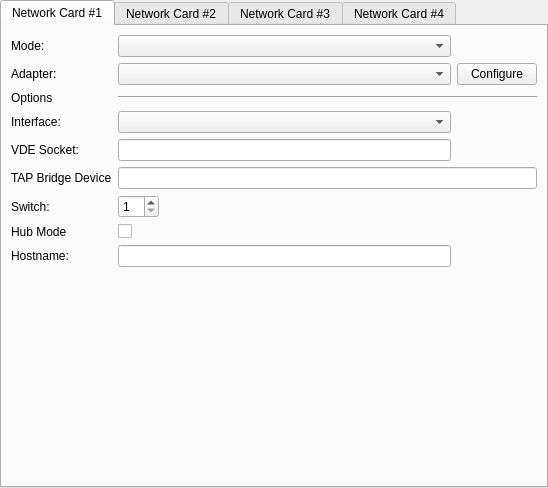
First picture: the form in src/qt/qt_settingsnetwork.ui, repository 86Box/86Box, before the edit.
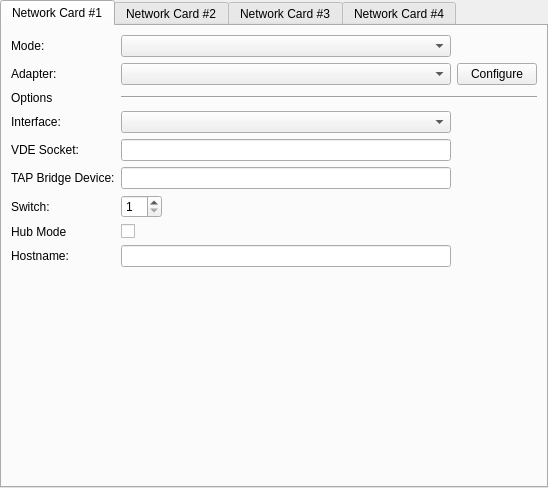
Second picture: the form after the edit.

Commit message:
Qt: Fix up the TAP bridge device option
Also add its string to translation files

What changed in the file:
```diff
--- a/src/qt/qt_settingsnetwork.ui
+++ b/src/qt/qt_settingsnetwork.ui
@@ -158,11 +158,11 @@
        <item row="6" column="0">
         <widget class="QLabel" name="labelBridgeTAPNIC1">
          <property name="text">
-          <string>TAP Bridge Device</string>
+          <string>TAP Bridge Device:</string>
          </property>
         </widget>
        </item>
-       <item row="6" column="1" colspan="2">
+       <item row="6" column="1">
         <widget class="QLineEdit" name="bridgeTAPNIC1">
          <property name="maxLength">
           <number>127</number>
```
Left out of the diff: 12 changed lines with no effect on the pictures. The commit also changes 24 other files.
